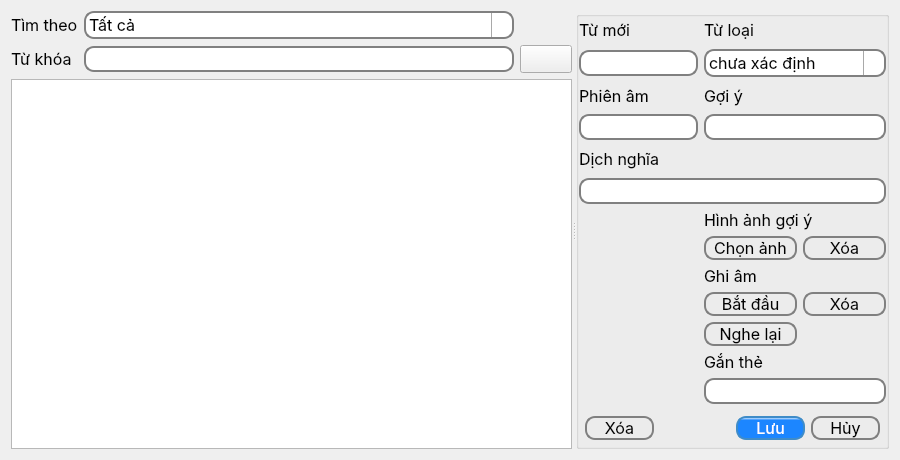
Before: the Qt Designer form interface/form/browser.ui in deserteagle735/memento, drawn with Qt 5.
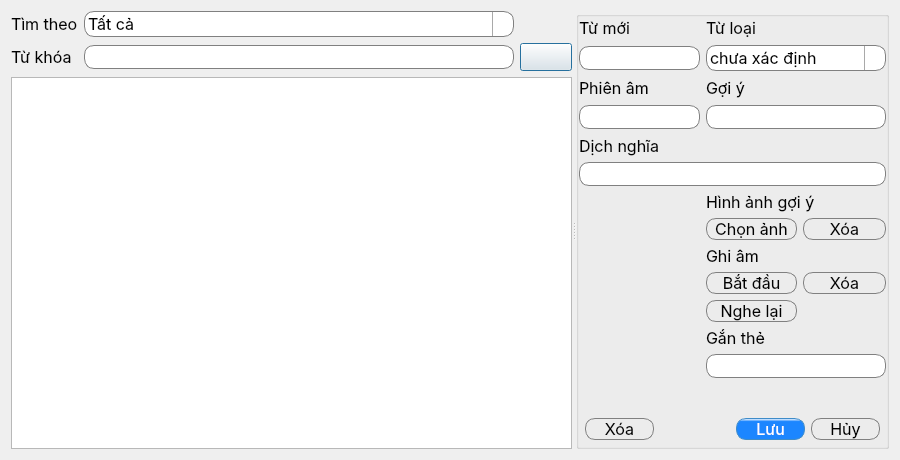
After: the same form once the commit is applied. Icons and pictures are not drawn.

Commit message: test function: get data for all, added to day; heuristic to get words for user; fix bug date not shown in browser

Diff of the .ui file:
```diff
--- a/interface/form/browser.ui
+++ b/interface/form/browser.ui
@@ -74,14 +74,28 @@
             </size>
            </property>
            <property name="styleSheet">
-            <string notr="true">border-radius:10px;
-border:2px solid gray;
-padding: 0 8px;</string>
+            <string notr="true">QLineEdit{
+border-radius:10px;
+border:1px solid gray;
+padding: 0 8px;
+}
+
+QLineEdit:focus
+{
+    border: 1px solid #006080;
+}</string>
            </property>
           </widget>
          </item>
          <item row="1" column="2">
           <widget class="QPushButton" name="button_search">
+           <property name="styleSheet">
+            <string notr="true">
+
+QPushButton:focus{
+border: 1px solid #006080;
+}</string>
+           </property>
            <property name="text">
             <string/>
            </property>
@@ -90,14 +104,14 @@
              <normaloff>:/resource/search.png</normaloff>:/resource/search.png</iconset>
            </property>
            <property name="autoDefault">
-            <bool>false</bool>
+            <bool>true</bool>
            </property>
           </widget>
          </item>
          <item row="0" column="1">
           <widget class="QComboBox" name="comboBox_field">
            <property name="styleSheet">
-            <string notr="true">QComboBox{border: 2px solid gray;
+            <string notr="true">QComboBox{border: 1px solid gray;
 border-radius:10px; 
 padding: 1px 18px 1px 3px;
 min-width: 6em;
@@ -116,6 +130,10 @@
 }
 QComboBox::down-arrow{image: url(:/resource/drop-down-arrow.png);}
 
+QComboBox:focus{
+border: 1px solid #006080;
+}
+
 </string>
            </property>
            <item>
@@ -216,7 +234,7 @@
          <item row="1" column="1">
           <widget class="QComboBox" name="combobox_category">
            <property name="styleSheet">
-            <string notr="true">QComboBox{border: 2px solid gray;
+            <string notr="true">QComboBox{border: 1px solid gray;
 border-radius:10px; 
 padding: 1px 18px 1px 3px;
 min-width: 6em;
@@ -235,6 +253,10 @@
 }
 QComboBox::down-arrow{image: url(:/resource/drop-down-arrow.png);}
 
+QComboBox:focus{
+border: 1px solid #006080;
+}
+
 </string>
            </property>
            <item>
@@ -287,18 +309,32 @@
          <item row="3" column="0">
           <widget class="QLineEdit" name="text_phonetic">
            <property name="styleSheet">
-            <string notr="true">border-radius:10px;
-border:2px solid gray;
-padding: 0 8px;</string>
+            <string notr="true">QLineEdit{
+border-radius:10px;
+border:1px solid gray;
+padding: 0 8px;
+}
+
+QLineEdit:focus
+{
+    border: 1px solid #006080;
+}</string>
            </property>
           </widget>
          </item>
          <item row="3" column="1">
           <widget class="QLineEdit" name="text_hint">
            <property name="styleSheet">
-            <string notr="true">border-radius:10px;
-border:2px solid gray;
-padding: 0 8px;</string>
+            <string notr="true">QLineEdit{
+border-radius:10px;
+border:1px solid gray;
+padding: 0 8px;
+}
+
+QLineEdit:focus
+{
+    border: 1px solid #006080;
+}</string>
            </property>
           </widget>
          </item>
@@ -340,68 +376,88 @@
            <item row="1" column="1">
             <widget class="QPushButton" name="button_delete_picture">
              <property name="styleSheet">
-              <string notr="true">border-radius:10px;
-border:2px solid gray;
+              <string notr="true">QPushButton{border-radius:10px;
+border:1px solid gray;
 padding: 0 8px;
- background-color: qlineargradient(x1: 0, y1: 0, x2: 0, y2: 1,
-                                      stop: 0 #f6f7fa, stop: 1 #dadbde);</string>
+background-color: qlineargradient(x1: 0, y1: 0, x2: 0, y2: 1,
+                                      stop: 0 #f6f7fa, stop: 1 #dadbde);
+}
+
+QPushButton:focus{
+border: 1px solid #006080;
+}</string>
              </property>
              <property name="text">
               <string>Xóa</string>
              </property>
              <property name="autoDefault">
-              <bool>false</bool>
+              <bool>true</bool>
              </property>
             </widget>
            </item>
            <item row="4" column="1">
             <widget class="QPushButton" name="button_delete_record">
              <property name="styleSheet">
-              <string notr="true">border-radius:10px;
-border:2px solid gray;
+              <string notr="true">QPushButton{border-radius:10px;
+border:1px solid gray;
 padding: 0 8px;
- background-color: qlineargradient(x1: 0, y1: 0, x2: 0, y2: 1,
-                                      stop: 0 #f6f7fa, stop: 1 #dadbde);</string>
+background-color: qlineargradient(x1: 0, y1: 0, x2: 0, y2: 1,
+                                      stop: 0 #f6f7fa, stop: 1 #dadbde);
+}
+
+QPushButton:focus{
+border: 1px solid #006080;
+}</string>
              </property>
              <property name="text">
               <string>Xóa</string>
              </property>
              <property name="autoDefault">
-              <bool>false</bool>
+              <bool>true</bool>
              </property>
             </widget>
            </item>
            <item row="4" column="0">
             <widget class="QPushButton" name="button_record">
              <property name="styleSheet">
-              <string notr="true">border-radius:10px;
-border:2px solid gray;
+              <string notr="true">QPushButton{border-radius:10px;
+border:1px solid gray;
 padding: 0 8px;
- background-color: qlineargradient(x1: 0, y1: 0, x2: 0, y2: 1,
-                                      stop: 0 #f6f7fa, stop: 1 #dadbde);</string>
+background-color: qlineargradient(x1: 0, y1: 0, x2: 0, y2: 1,
+                                      stop: 0 #f6f7fa, stop: 1 #dadbde);
+}
+
+QPushButton:focus{
+border: 1px solid #006080;
+}</string>
              </property>
              <property name="text">
               <string>Bắt đầu</string>
              </property>
              <property name="autoDefault">
-              <bool>false</bool>
+              <bool>true</bool>
              </property>
             </widget>
            </item>
            <item row="5" column="0">
             <widget class="QPushButton" name="button_play_record">
              <property name="styleSheet">
-              <string notr="true">border-radius:10px;
-border:2px solid gray;
+              <string notr="true">QPushButton{border-radius:10px;
+border:1px solid gray;
 padding: 0 8px;
- background-color: qlineargradient(x1: 0, y1: 0, x2: 0, y2: 1,
-                                      stop: 0 #f6f7fa, stop: 1 #dadbde);</string>
+background-color: qlineargradient(x1: 0, y1: 0, x2: 0, y2: 1,
+                                      stop: 0 #f6f7fa, stop: 1 #dadbde);
+}
+
+QPushButton:focus{
+border: 1px solid #006080;
+}</string>
              </property>
              <property name="text">
               <string>Nghe lại</string>
              </property>
              <property name="autoDefault">
-              <bool>false</bool>
+              <bool>true</bool>
              </property>
             </widget>
            </item>
@@ -418,9 +474,16 @@
            <item row="7" column="0" colspan="2">
             <widget class="QLineEdit" name="text_tag">
              <property name="styleSheet">
-              <string notr="true">border-radius:10px;
-border:2px solid gray;
-padding: 0 8px;</string>
+              <string notr="true">QLineEdit{
+border-radius:10px;
+border:1px solid gray;
+padding: 0 8px;
+}
+
+QLineEdit:focus
+{
+    border: 1px solid #006080;
+}</string>
              </property>
             </widget>
            </item>
@@ -447,17 +510,22 @@
            <item row="1" column="0">
             <widget class="QPushButton" name="button_choose_picture">
              <property name="styleSheet">
-              <string notr="true">border-radius:10px;
-border:2px solid gray;
+              <string notr="true">QPushButton{border-radius:10px;
+border:1px solid gray;
 padding: 0 8px;
- background-color: qlineargradient(x1: 0, y1: 0, x2: 0, y2: 1,
-                                      stop: 0 #f6f7fa, stop: 1 #dadbde);</string>
+background-color: qlineargradient(x1: 0, y1: 0, x2: 0, y2: 1,
+                                      stop: 0 #f6f7fa, stop: 1 #dadbde);
+}
+
+QPushButton:focus{
+border: 1px solid #006080;
+}</string>
              </property>
              <property name="text">
               <string>Chọn ảnh</string>
              </property>
              <property name="autoDefault">
-              <bool>false</bool>
+              <bool>true</bool>
              </property>
             </widget>
            </item>
@@ -493,9 +561,16 @@
          <item row="6" column="0" colspan="2">
           <widget class="QLineEdit" name="text_definition">
            <property name="styleSheet">
-            <string notr="true">border-radius:10px;
-border:2px solid gray;
-padding: 0 8px;</string>
+            <string notr="true">QLineEdit{
+border-radius:10px;
+border:1px solid gray;
+padding: 0 8px;
+}
+
+QLineEdit:focus
+{
+    border: 1px solid #006080;
+}</string>
            </property>
           </widget>
          </item>
@@ -525,13 +600,20 @@
          <item row="1" column="0">
           <widget class="QLineEdit" name="text_vocabulary">
            <property name="styleSheet">
-            <string notr="true">border-radius:10px;
-border:2px solid gray;
-padding: 0 8px;</string>
+            <string notr="true">QLineEdit{
+border-radius:10px;
+border:1px solid gray;
+padding: 0 8px;
+}
+
+QLineEdit:focus
+{
+    border: 1px solid #006080;
+}</string>
            </property>
           </widget>
          </item>
-         <item row="8" column="0" colspan="2">
+         <item row="9" column="0" colspan="2">
           <widget class="QWidget" name="widget_3" native="true">
            <layout class="QGridLayout" name="gridLayout_13">
             <property name="leftMargin">
@@ -552,11 +634,16 @@
                <string>F2</string>
               </property>
               <property name="styleSheet">
-               <string notr="true">border-radius:10px;
-border:2px solid gray;
+               <string notr="true">QPushButton{border-radius:10px;
+border:1px solid gray;
 padding: 0 8px;
 background-color: qlineargradient(x1: 0, y1: 0, x2: 0, y2: 1,
-                                      stop: 0 #f6f7fa, stop: 1 #dadbde);</string>
+                                      stop: 0 #f6f7fa, stop: 1 #dadbde);
+}
+
+QPushButton:focus{
+border: 1px solid #006080;
+}</string>
               </property>
               <property name="text">
                <string>Hủy</string>
@@ -565,7 +652,7 @@
                <string>F2</string>
               </property>
               <property name="autoDefault">
-               <bool>false</bool>
+               <bool>true</bool>
               </property>
              </widget>
             </item>
@@ -575,11 +662,16 @@
                <string>F3</string>
               </property>
               <property name="styleSheet">
-               <string notr="true">border-radius:10px;
-border:2px solid gray;
+               <string notr="true">QPushButton{border-radius:10px;
+border:1px solid gray;
 padding: 0 8px;
- background-color: qlineargradient(x1: 0, y1: 0, x2: 0, y2: 1,
-                                      stop: 0 #f6f7fa, stop: 1 #dadbde);</string>
+background-color: qlineargradient(x1: 0, y1: 0, x2: 0, y2: 1,
+                                      stop: 0 #f6f7fa, stop: 1 #dadbde);
+}
+
+QPushButton:focus{
+border: 1px solid #006080;
+}</string>
               </property>
               <property name="text">
                <string>Xóa</string>
@@ -588,7 +680,7 @@
                <string>F3</string>
               </property>
               <property name="autoDefault">
-               <bool>false</bool>
+               <bool>true</bool>
               </property>
              </widget>
             </item>
@@ -598,12 +690,19 @@
                <string>F1</string>
               </property>
               <property name="styleSheet">
-               <string notr="true">border-radius:10px;
-border:2px solid #3f8cc8;
+               <string notr="true">QPushButton{border-radius:10px;
+border:1px solid #3f8cc8;
 padding: 0 8px;
 color: rgb(255, 255, 255);
 background-color: qlineargradient(spread:pad, x1:0.494, y1:0.989, x2:0.494, y2:0.011, stop:0.863158 rgba(23, 132, 255, 250), stop:1 rgba(255, 255, 255, 255));
-</string>
+}
+QPushButton:focus{
+border: 1px solid rgb(0, 255, 255);
+}
+QPushButton:disabled{
+background-color: rgb(195, 203, 218);
+border:1px solid rgb(195, 203, 218);
+}</string>
               </property>
               <property name="text">
                <string>Lưu</string>
@@ -612,7 +711,7 @@
                <string>F1</string>
               </property>
               <property name="autoDefault">
-               <bool>false</bool>
+               <bool>true</bool>
               </property>
               <property name="flat">
                <bool>false</bool>
@@ -625,6 +724,16 @@
            </layout>
           </widget>
          </item>
+         <item row="8" column="0" colspan="2">
+          <widget class="QLabel" name="label">
+           <property name="text">
+            <string/>
+           </property>
+           <property name="alignment">
+            <set>Qt::AlignCenter</set>
+           </property>
+          </widget>
+         </item>
         </layout>
        </item>
       </layout>
```
The commit also changes 18 other files.
